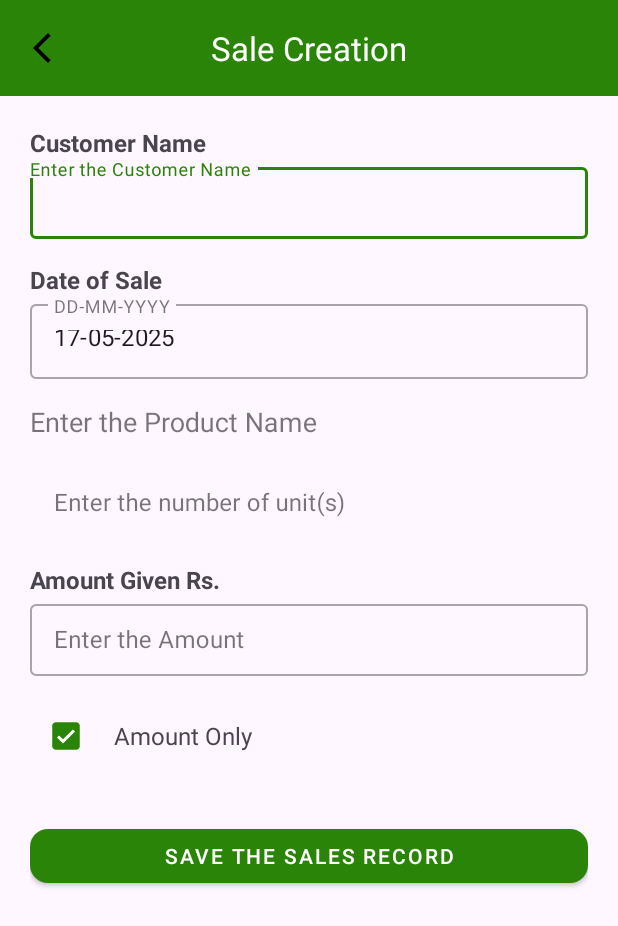
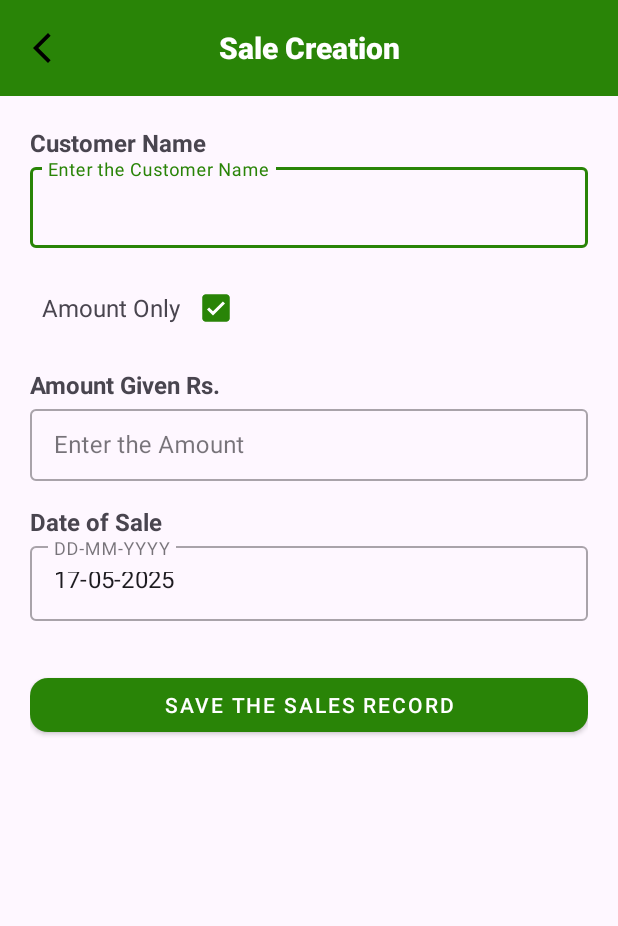
Before and after one commit to tharun13976/StockManagement, an Android app: the SaleCreate screen opened directly, with no data from a screen before it, after a tap on an icon or button, on a phone screen of 412 x 824 dp. Shown: the top 926 px of the screen. Run offline under Robolectric (Android 15) with nearby library versions, the phone set to English and light mode, and no system bars; our stand-ins replace Room's generated code.

Commit message:
Third Step

```diff
--- a/app/src/main/java/com/example/stockmanagement/sales/SaleCreate.kt
+++ b/app/src/main/java/com/example/stockmanagement/sales/SaleCreate.kt
@@ -12,6 +12,7 @@ import android.widget.AutoCompleteTextView
 import android.widget.Button
 import android.widget.CheckBox
 import android.widget.EditText
+import android.widget.LinearLayout
 import android.widget.TextView
 import android.widget.Toast
 import androidx.activity.enableEdgeToEdge
@@ -54,9 +55,7 @@ class SaleCreate : AppCompatActivity() {
         val totalcost = findViewById<TextView>(R.id.TV_TotalCost)
         val amountgiven = findViewById<EditText>(R.id.ET_SalesAmountGiven)
         val amountonly = findViewById<CheckBox>(R.id.CB_OnlyAmount)
-        val lable1 = findViewById<TextView>(R.id.Label_1)
-        val lable2 = findViewById<TextView>(R.id.Label_2)
-        val lable3 = findViewById<TextView>(R.id.Label_3)
+        val amountonlylayotchanges = findViewById<LinearLayout>(R.id.LL_amountOnly)
 
         saledate.inputType = InputType.TYPE_NULL
         saledate.isFocusable = false
@@ -70,12 +69,7 @@ class SaleCreate : AppCompatActivity() {
 
         amountonly.setOnClickListener {
             val isChecked = amountonly.isChecked
-            productname.visibility = if (isChecked) View.GONE else View.VISIBLE
-            productcount.visibility = if (isChecked) View.GONE else View.VISIBLE
-            totalcost.visibility = if (isChecked) View.GONE else View.VISIBLE
-            lable1.visibility = if (isChecked) View.GONE else View.VISIBLE
-            lable2.visibility = if (isChecked) View.GONE else View.VISIBLE
-            lable3.visibility = if (isChecked) View.GONE else View.VISIBLE
+            amountonlylayotchanges.visibility = if (isChecked) View.GONE else View.VISIBLE
             if (isChecked) {
                 productname.setText("")
                 productcount.setText("")
--- a/app/src/main/res/layout/activity_customer_create.xml
+++ b/app/src/main/res/layout/activity_customer_create.xml
@@ -16,7 +16,8 @@
         android:background="?attr/colorPrimary"
         android:theme="@style/ThemeOverlay.MaterialComponents.Dark.ActionBar"
         app:title="@string/customer_creation"
-        app:titleCentered="true" />
+        app:titleCentered="true"
+        app:titleTextAppearance="@style/ToolbarTitleBold"/>
 
     <ScrollView
         android:id="@+id/scrollView"
--- a/app/src/main/res/layout/activity_customer_edit.xml
+++ b/app/src/main/res/layout/activity_customer_edit.xml
@@ -17,7 +17,8 @@
         android:background="?attr/colorPrimary"
         android:theme="@style/ThemeOverlay.MaterialComponents.Dark.ActionBar"
         app:title="@string/customer_editing"
-        app:titleCentered="true" />
+        app:titleCentered="true"
+        app:titleTextAppearance="@style/ToolbarTitleBold"/>
 
     <!-- Scrollable content -->
     <ScrollView
--- a/app/src/main/res/layout/activity_product_create.xml
+++ b/app/src/main/res/layout/activity_product_create.xml
@@ -18,7 +18,8 @@
         android:background="?attr/colorPrimary"
         android:theme="@style/ThemeOverlay.MaterialComponents.Dark.ActionBar"
         app:title="@string/product_creation"
-        app:titleCentered="true" />
+        app:titleCentered="true"
+        app:titleTextAppearance="@style/ToolbarTitleBold"/>
 
     <!-- Scrollable content -->
     <ScrollView
@@ -104,7 +105,7 @@
                 android:layout_marginTop="4dp"
                 android:hint="@string/date_format">
 
-                <com.google.android.material.textfield.TextInputEditText
+                <EditText
                     android:id="@+id/ET_ProductStartDate"
                     android:layout_width="match_parent"
                     android:layout_height="wrap_content"
--- a/app/src/main/res/layout/activity_sale_create.xml
+++ b/app/src/main/res/layout/activity_sale_create.xml
@@ -18,7 +18,8 @@
         android:background="?attr/colorPrimary"
         app:title="@string/sale_creation"
         app:titleCentered="true"
-        app:titleTextColor="@android:color/white" />
+        app:titleTextColor="@android:color/white"
+        app:titleTextAppearance="@style/ToolbarTitleBold"/>
 
     <!-- Form Fields -->
     <ScrollView
@@ -56,34 +57,44 @@
                 <AutoCompleteTextView
                     android:id="@+id/AET_CustomerName"
                     android:layout_width="match_parent"
-                    android:layout_height="48dp"
-                    tools:ignore="VisualLintTextFieldSize" />
+                    android:layout_height="wrap_content"
+                    android:inputType="text"
+                    android:paddingTop="16dp"
+                    android:paddingBottom="16dp"
+                    android:paddingStart="12dp"
+                    android:paddingEnd="12dp"
+                    android:textSize="16sp"
+                    android:maxLength="60" />
             </com.google.android.material.textfield.TextInputLayout>
 
-            <!-- Sale Date -->
-            <TextView
+            <!-- Only Amount Checkbox -->
+            <LinearLayout
                 android:layout_width="match_parent"
                 android:layout_height="wrap_content"
-                android:text="@string/sale_date_of_sale"
+                android:orientation="horizontal"
+                android:layout_marginTop="16dp"
+                android:gravity="center_vertical">
+
+                <TextView
+                    android:text="@string/sale_amount_only"
+                    android:layout_marginStart="8dp"
                     android:textSize="16sp"
-                android:textStyle="bold"
-                android:layout_marginTop="16dp"/>
+                    android:layout_width="wrap_content"
+                    android:layout_height="wrap_content" />
 
-            <com.google.android.material.textfield.TextInputLayout
+                <CheckBox
+                    android:id="@+id/CB_OnlyAmount"
+                    android:layout_width="wrap_content"
+                    android:layout_height="wrap_content" />
+            </LinearLayout>
+
+            <LinearLayout
+                android:id="@+id/LL_amountOnly"
                 android:layout_width="match_parent"
                 android:layout_height="wrap_content"
-                android:hint="@string/date_format"
-                style="@style/Widget.MaterialComponents.TextInputLayout.OutlinedBox">
-                <EditText
-                    android:id="@+id/ET_SaleDate"
-                    android:layout_width="match_parent"
-                    android:layout_height="50dp"
-                    tools:ignore="LabelFor,VisualLintTextFieldSize" />
-            </com.google.android.material.textfield.TextInputLayout>
-
+                android:orientation="vertical">
                 <!-- Product Name -->
                 <TextView
-                android:id="@+id/Label_1"
                     android:layout_width="match_parent"
                     android:layout_height="wrap_content"
                     android:text="@string/product_name"
@@ -100,13 +111,18 @@
                     <AutoCompleteTextView
                         android:id="@+id/AET_ProductName"
                         android:layout_width="match_parent"
-                    android:layout_height="48dp"
-                    tools:ignore="VisualLintTextFieldSize" />
+                        android:layout_height="wrap_content"
+                        android:inputType="text"
+                        android:paddingTop="16dp"
+                        android:paddingBottom="16dp"
+                        android:paddingStart="12dp"
+                        android:paddingEnd="12dp"
+                        android:textSize="16sp"
+                        android:maxLength="60" />
                 </com.google.android.material.textfield.TextInputLayout>
 
                 <!-- Product Count -->
                 <TextView
-                android:id="@+id/Label_2"
                     android:layout_width="match_parent"
                     android:layout_height="wrap_content"
                     android:text="@string/sale_product_count"
@@ -129,7 +145,6 @@
 
                 <!-- Total Cost (Read Only) -->
                 <TextView
-                android:id="@+id/Label_3"
                     android:layout_width="match_parent"
                     android:layout_height="wrap_content"
                     android:text="@string/sale_total_cost_rs"
@@ -149,6 +164,7 @@
                     android:textSize="16sp"
                     android:textStyle="bold"
                     tools:ignore="TextContrastCheck" />
+            </LinearLayout>
 
             <!-- Amount Given -->
             <TextView
@@ -172,26 +188,28 @@
                     tools:ignore="LabelFor,VisualLintTextFieldSize" />
             </com.google.android.material.textfield.TextInputLayout>
 
-            <!-- Only Amount Checkbox -->
-            <LinearLayout
+
+
+            <!-- Sale Date -->
+            <TextView
                 android:layout_width="match_parent"
                 android:layout_height="wrap_content"
-                android:orientation="horizontal"
-                android:layout_marginTop="16dp"
-                android:gravity="center_vertical">
+                android:text="@string/sale_date_of_sale"
+                android:textSize="16sp"
+                android:textStyle="bold"
+                android:layout_marginTop="16dp"/>
 
-                <CheckBox
-                    android:id="@+id/CB_OnlyAmount"
-                    android:layout_width="wrap_content"
-                    android:layout_height="wrap_content" />
-
-                <TextView
-                    android:text="@string/sale_amount_only"
-                    android:layout_marginStart="8dp"
-                    android:textSize="16sp"
-                    android:layout_width="wrap_content"
-                    android:layout_height="wrap_content" />
-            </LinearLayout>
+            <com.google.android.material.textfield.TextInputLayout
+                android:layout_width="match_parent"
+                android:layout_height="wrap_content"
+                android:hint="@string/date_format"
+                style="@style/Widget.MaterialComponents.TextInputLayout.OutlinedBox">
+                <EditText
+                    android:id="@+id/ET_SaleDate"
+                    android:layout_width="match_parent"
+                    android:layout_height="50dp"
+                    tools:ignore="LabelFor,VisualLintTextFieldSize" />
+            </com.google.android.material.textfield.TextInputLayout>
 
             <!-- Save Button -->
             <com.google.android.material.button.MaterialButton
--- a/app/src/main/res/values/themes.xml
+++ b/app/src/main/res/values/themes.xml
@@ -5,6 +5,10 @@
 
     <style name="Theme.StockManagement" parent="Base.Theme.StockManagement"/>
 
+    <style name="ToolbarTitleBold" parent="TextAppearance.Widget.AppCompat.Toolbar.Title">
+        <item name="android:textStyle">bold</item>
+    </style>
+
     <style name="Theme.Splash" parent="Theme.Material3.DayNight.NoActionBar">
         <item name="android:statusBarColor">@android:color/transparent</item>
         <item name="android:navigationBarColor">@android:color/transparent</item>
```
Also changed, not shown: app/src/main/res/layout/activity_product_edit.xml (+14 -17 lines), app/src/main/res/layout/activity_purchase_create.xml (+31 -25 lines). Lines whose indentation alone changed are shown as unchanged.
